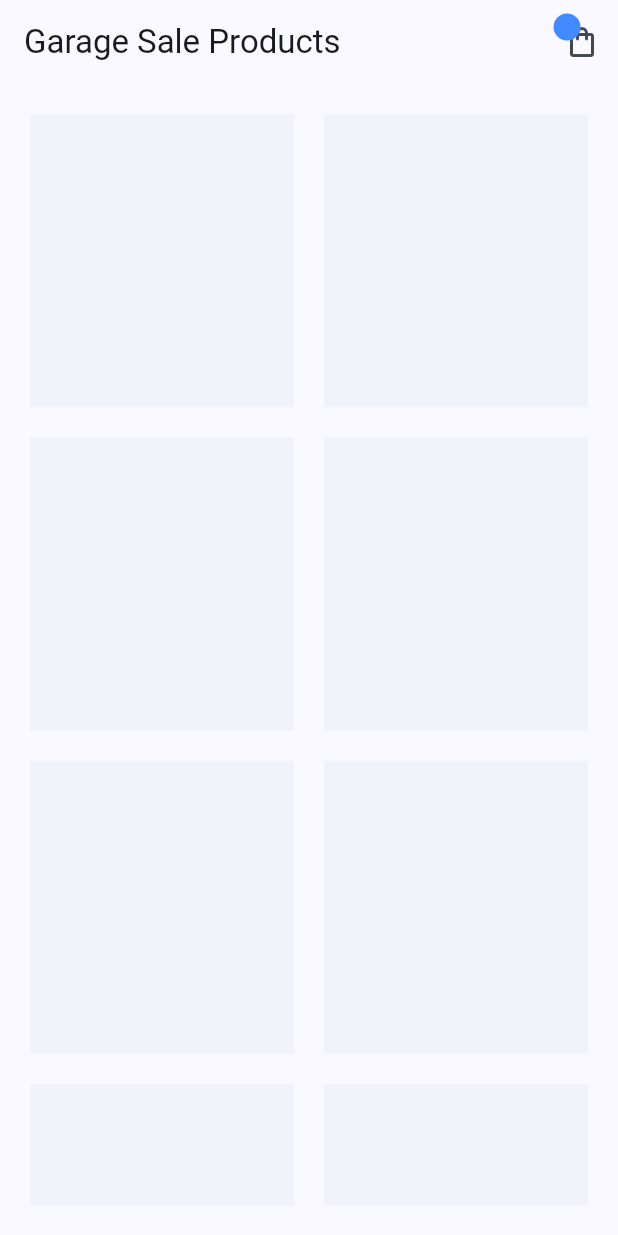
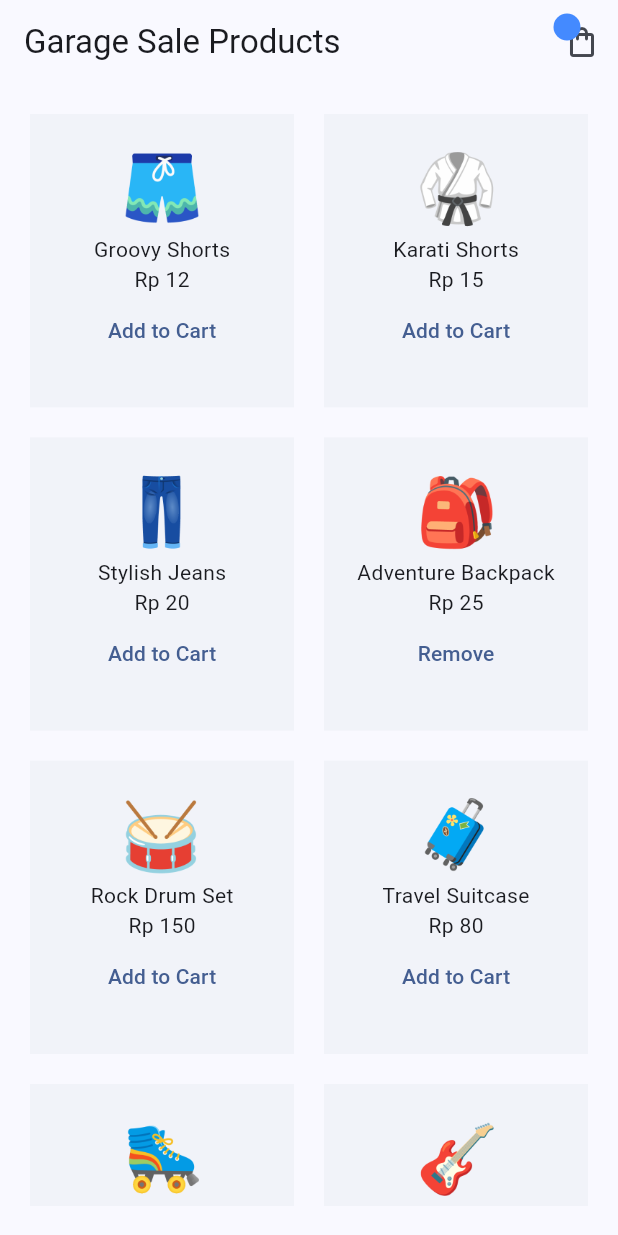
Before and after one commit to fikrilal/Learn-Riverpod-State-Management, a Flutter app: the screen it shows after launch, on a phone screen of 412 x 824 dp. Run offline on Flutter 3.47's test engine with Material 3 defaults, Android fonts, the phone set to English and light mode, and no system bars; our stand-ins replace flutter_riverpod, riverpod_annotation; generated files the repository leaves out were written again.

Commit message:
feat: generated provider & notifier provider

```diff
--- a/flutter-riverpod-tutorial-starter-project/lib/main.dart
+++ b/flutter-riverpod-tutorial-starter-project/lib/main.dart
@@ -1,8 +1,9 @@
 import 'package:flutter/material.dart';
+import 'package:flutter_riverpod/flutter_riverpod.dart';
 import 'package:riverpod_files/screens/home/home_screen.dart';
 
 void main() {
-  runApp(const MyApp());
+  runApp(const ProviderScope(child: MyApp()));
 }
 
 class MyApp extends StatelessWidget {
--- /dev/null
+++ b/flutter-riverpod-tutorial-starter-project/lib/providers/cart_provider.dart
@@ -0,0 +1,23 @@
+import 'package:flutter_riverpod/flutter_riverpod.dart';
+import 'package:riverpod_files/models/product.dart';
+
+class CartNotifier extends Notifier<Set<Product>> {
+  // initial value
+  // methods to update state
+
+  @override
+  Set<Product> build() {
+    return const {
+      Product(
+          id: '4',
+          title: 'Adventure Backpack',
+          price: 25,
+          image: 'assets/products/backpack.png'),
+    };
+  }
+}
+
+final cartNotifierProvider =
+    NotifierProvider<CartNotifier, Set<Product>>(() {
+      return CartNotifier();
+    });
--- /dev/null
+++ b/flutter-riverpod-tutorial-starter-project/lib/providers/products_provider.dart
@@ -0,0 +1,57 @@
+import 'package:riverpod_files/models/product.dart';
+import 'package:riverpod_annotation/riverpod_annotation.dart';
+
+part 'products_provider.g.dart';
+
+const List<Product> allProducts = [
+  Product(
+      id: '1',
+      title: 'Groovy Shorts',
+      price: 12,
+      image: 'assets/products/shorts.png'),
+  Product(
+      id: '2',
+      title: 'Karati Shorts',
+      price: 15,
+      image: 'assets/products/karati.png'),
+  Product(
+      id: '3',
+      title: 'Stylish Jeans',
+      price: 20,
+      image: 'assets/products/jeans.png'),
+  Product(
+      id: '4',
+      title: 'Adventure Backpack',
+      price: 25,
+      image: 'assets/products/backpack.png'),
+  Product(
+      id: '5',
+      title: 'Rock Drum Set',
+      price: 150,
+      image: 'assets/products/drum.png'),
+  Product(
+      id: '6',
+      title: 'Travel Suitcase',
+      price: 80,
+      image: 'assets/products/suitcase.png'),
+  Product(
+      id: '7',
+      title: 'Roller Skates',
+      price: 45,
+      image: 'assets/products/skates.png'),
+  Product(
+      id: '8',
+      title: 'Electric Guitar',
+      price: 200,
+      image: 'assets/products/guitar.png'),
+];
+
+@riverpod
+List<Product> products(ref) {
+  return allProducts;
+}
+
+@riverpod
+List<Product> reducedProducts(ref) {
+  return allProducts.where((p) => p.price < 50).toList();
+}
--- a/flutter-riverpod-tutorial-starter-project/lib/screens/home/home_screen.dart
+++ b/flutter-riverpod-tutorial-starter-project/lib/screens/home/home_screen.dart
@@ -1,11 +1,17 @@
 import 'package:flutter/material.dart';
+import 'package:flutter_riverpod/flutter_riverpod.dart';
+import 'package:riverpod_files/providers/cart_provider.dart';
+import 'package:riverpod_files/providers/products_provider.dart';
 import 'package:riverpod_files/shared/cart_icon.dart';
 
-class HomeScreen extends StatelessWidget {
+class HomeScreen extends ConsumerWidget {
   const HomeScreen({super.key});
 
   @override
-  Widget build(BuildContext context) {
+  Widget build(BuildContext context, WidgetRef ref) {
+    final allProducts = ref.watch(productsProvider);
+    final cartProducts = ref.watch(cartNotifierProvider);
+
     return Scaffold(
       appBar: AppBar(
         title: const Text('Garage Sale Products'),
@@ -15,16 +21,33 @@ class HomeScreen extends StatelessWidget {
         padding: const EdgeInsets.all(20),
         child: GridView.builder(
           itemCount: 8,
-          gridDelegate:const SliverGridDelegateWithFixedCrossAxisCount(
+          gridDelegate: const SliverGridDelegateWithFixedCrossAxisCount(
             crossAxisCount: 2,
             mainAxisSpacing: 20,
             crossAxisSpacing: 20,
             childAspectRatio: 0.9,
           ),
-          itemBuilder:(context, index) {
+          itemBuilder: (context, index) {
             return Container(
               padding: const EdgeInsets.all(20),
               color: Colors.blueGrey.withOpacity(0.05),
+              child: Column(
+                children: [
+                  Image.asset(allProducts[index].image, width: 60, height: 60),
+                  Text(allProducts[index].title),
+                  Text('Rp ${allProducts[index].price}'),
+                  if (cartProducts.contains(allProducts[index]))
+                    TextButton(
+                      onPressed: () {},
+                      child: const Text("Remove"),
+                    ),
+                  if (!cartProducts.contains(allProducts[index]))
+                    TextButton(
+                      onPressed: () {},
+                      child: const Text("Add to Cart"),
+                    ),
+                ],
+              ),
             );
           },
         ),
--- a/flutter-riverpod-tutorial-starter-project/pubspec.yaml
+++ b/flutter-riverpod-tutorial-starter-project/pubspec.yaml
@@ -35,6 +35,7 @@ dependencies:
   # Use with the CupertinoIcons class for iOS style icons.
   cupertino_icons: ^1.0.2
   flutter_riverpod: ^2.5.1
+  riverpod_annotation: ^2.3.5
 
 dev_dependencies:
   flutter_test:
@@ -46,6 +47,8 @@ dev_dependencies:
   # package. See that file for information about deactivating specific lint
   # rules and activating additional ones.
   flutter_lints: ^2.0.0
+  riverpod_generator: ^2.4.0
+  build_runner: ^2.4.10
 
 # For information on the generic Dart part of this file, see the
 # following page: https://dart.dev/tools/pub/pubspec
```
Also changed, not shown: flutter-riverpod-tutorial-starter-project/lib/screens/cart/cart_screen.dart (+22 -5 lines), flutter-riverpod-tutorial-starter-project/lib/providers/products_provider.g.dart (added), flutter-riverpod-tutorial-starter-project/pubspec.lock.
